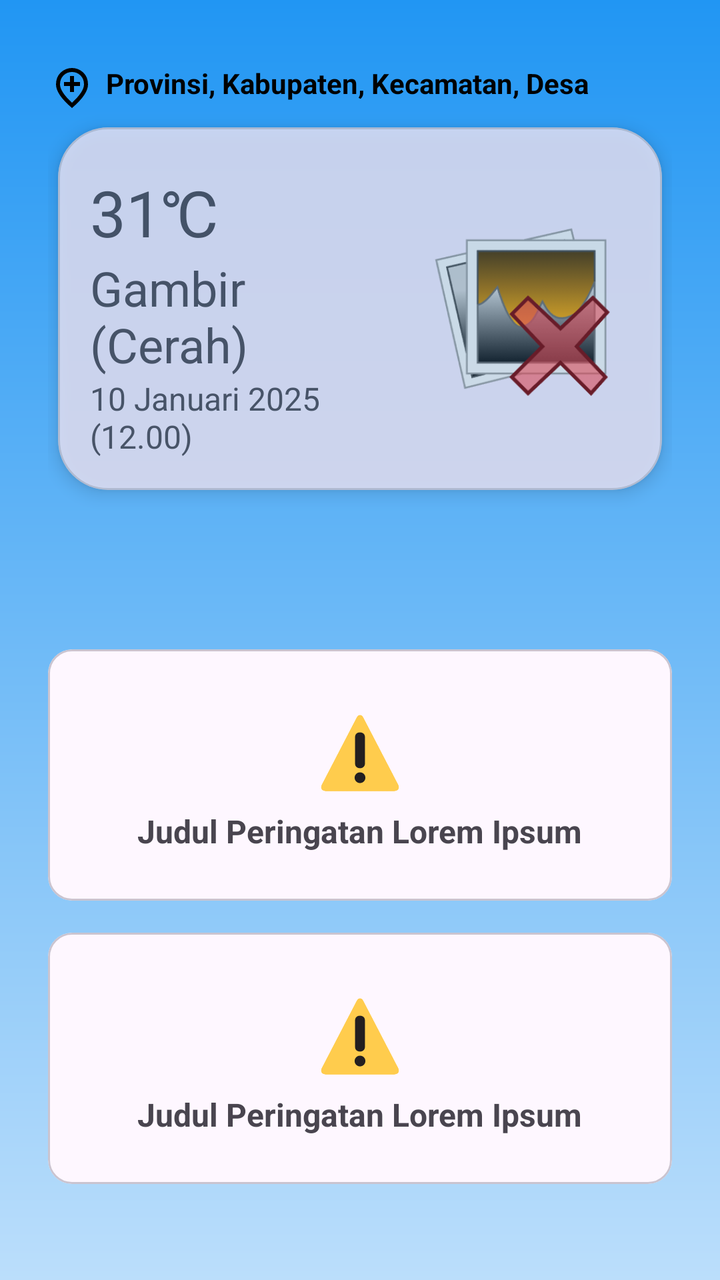
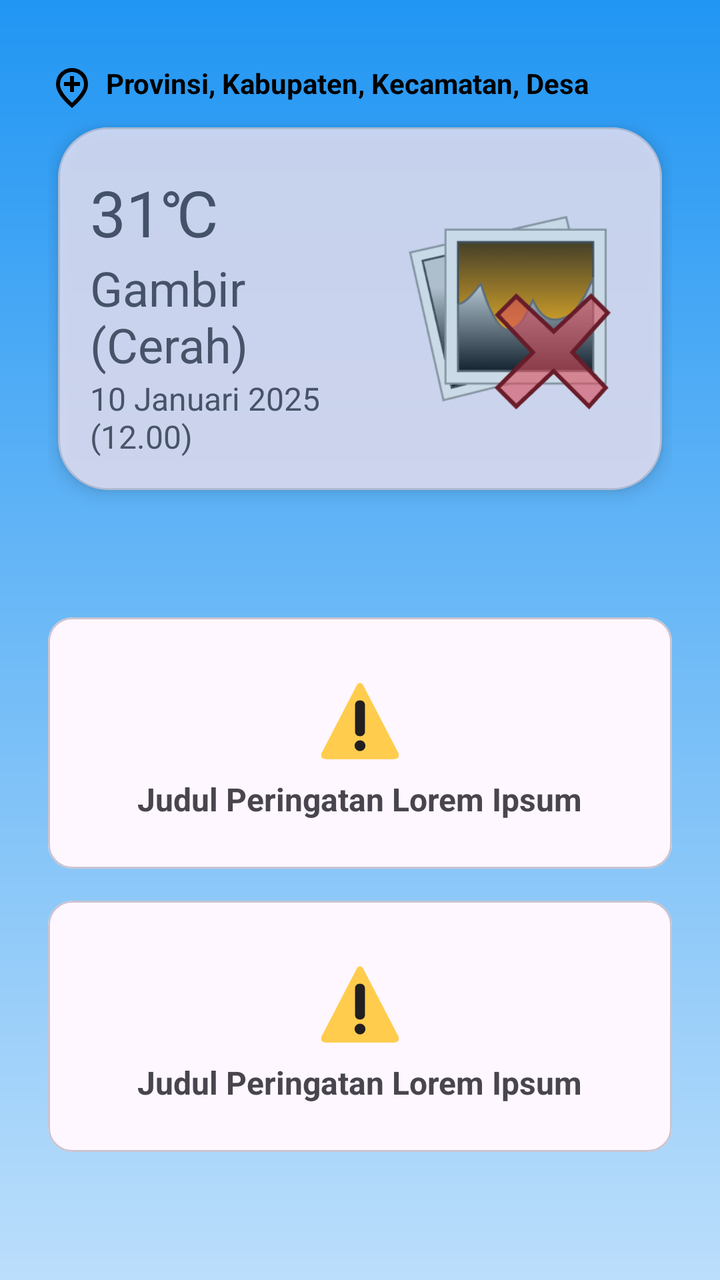

An Android layout rendered at two revisions. The XML below is the earlier revision; the diff shows what the commit changed to produce the second picture.
<!-- AndroidManifest.xml: application theme Theme.Perbana -->
<!-- res/layout/activity_main.xml -->
<?xml version="1.0" encoding="utf-8"?>
<ScrollView xmlns:android="http://schemas.android.com/apk/res/android"
    xmlns:app="http://schemas.android.com/apk/res-auto"
    xmlns:tools="http://schemas.android.com/tools"
    android:layout_width="match_parent"
    android:layout_height="match_parent"
    android:fillViewport="true"
    android:background="@drawable/background_sunny"
    android:paddingHorizontal="24dp">

    <FrameLayout
        android:layout_width="match_parent"
        android:layout_height="wrap_content">

        <androidx.constraintlayout.widget.ConstraintLayout
            android:layout_width="match_parent"
            android:layout_height="wrap_content"
            android:id="@+id/main"
            tools:context=".MainActivity">

            <LinearLayout
                android:id="@+id/llLocation"
                android:layout_width="match_parent"
                android:layout_height="wrap_content"
                android:orientation="horizontal"
                android:layout_marginTop="32dp"
                app:layout_constraintBottom_toTopOf="@id/cardMainWeather"
                app:layout_constraintEnd_toEndOf="parent"
                app:layout_constraintStart_toStartOf="parent"
                app:layout_constraintTop_toTopOf="parent">

                <ImageView
                    android:layout_width="wrap_content"
                    android:layout_height="wrap_content"
                    android:src="@drawable/outline_add_location_24"/>

                <TextView
                    android:id="@+id/tvLocation"
                    android:layout_width="wrap_content"
                    android:layout_height="wrap_content"
                    android:text="Provinsi, Kabupaten, Kecamatan, Desa"
                    android:layout_weight="1"
                    android:layout_marginHorizontal="5dp"
                    android:textColor="@color/black"
                    android:textStyle="bold"/>

            </LinearLayout>

            <com.google.android.material.card.MaterialCardView
                android:id="@+id/cardMainWeather"
                android:layout_width="match_parent"
                android:layout_height="wrap_content"
                android:layout_marginBottom="8dp"
                android:alpha="0.8"
                app:cardCornerRadius="25dp"
                app:cardElevation="5dp"
                app:cardPreventCornerOverlap="false"
                app:cardUseCompatPadding="true"
                app:layout_constraintBottom_toTopOf="@id/barierMain1"
                app:layout_constraintEnd_toEndOf="parent"
                app:layout_constraintStart_toStartOf="parent"
                app:layout_constraintTop_toBottomOf="@+id/llLocation">

                <LinearLayout
                    android:layout_width="match_parent"
                    android:layout_height="match_parent"
                    android:orientation="horizontal"
                    android:padding="16dp"
                    android:baselineAligned="false">

                    <LinearLayout
                        android:layout_width="wrap_content"
                        android:layout_height="wrap_content"
                        android:orientation="vertical"
                        android:layout_marginEnd="5dp"
                        android:layout_weight="1">

                        <TextView
                            android:id="@+id/tvMainCurrentPlace"
                            android:layout_width="wrap_content"
                            android:layout_height="wrap_content"
                            android:layout_marginTop="5dp"
                            android:text="31\u2103"
                            android:textSize="32sp" />

                        <TextView
                            android:id="@+id/tvMainCurrentWeather"
                            android:layout_width="wrap_content"
                            android:layout_height="wrap_content"
                            android:text="Gambir (Cerah)"
                            android:textSize="24sp" />

                        <TextView
                            android:id="@+id/tvMainCurrentTime"
                            android:layout_width="wrap_content"
                            android:layout_height="wrap_content"
                            android:text="10 Januari 2025 (12.00)"
                            android:textSize="16sp" />
                    </LinearLayout>

                    <LinearLayout
                        android:layout_width="wrap_content"
                        android:layout_height="match_parent"
                        android:gravity="center"
                        android:layout_weight="1">

                        <ImageView
                            android:id="@+id/ivCurrentWeather"
                            android:layout_width="120dp"
                            android:layout_height="120dp"
                            android:padding="15dp"
                            android:src="@drawable/missing_image"
                            android:contentDescription="Gambar ikon cuaca"/>
                    </LinearLayout>
                </LinearLayout>


            </com.google.android.material.card.MaterialCardView>

            <androidx.constraintlayout.widget.Barrier
                android:id="@+id/barierMain1"
                android:layout_width="wrap_content"
                android:layout_height="wrap_content"
                app:barrierDirection="top"
                app:constraint_referenced_ids="rvMainWeather, cardWeatherList"/>

            <androidx.recyclerview.widget.RecyclerView
                android:id="@+id/rvMainWeather"
                android:layout_width="match_parent"
                android:layout_height="wrap_content"
                android:layout_marginTop="8dp"
                android:nestedScrollingEnabled="false"
                app:layout_constraintBottom_toTopOf="@+id/barierMain2"
                app:layout_constraintEnd_toEndOf="parent"
                app:layout_constraintHorizontal_bias="0.25"
                app:layout_constraintStart_toStartOf="parent"
                app:layout_constraintTop_toBottomOf="@+id/barierMain1" />


            <com.google.android.material.card.MaterialCardView
                android:id="@+id/cardWeatherList"
                android:layout_width="match_parent"
                android:layout_height="wrap_content"
                android:layout_marginTop="8dp"
                app:layout_constraintBottom_toTopOf="@+id/barierMain2"
                app:layout_constraintEnd_toEndOf="parent"
                app:layout_constraintHorizontal_bias="0.25"
                app:layout_constraintStart_toStartOf="parent"
                app:layout_constraintTop_toBottomOf="@+id/barierMain1"
                android:visibility="gone">

                <LinearLayout
                    android:layout_width="match_parent"
                    android:layout_height="match_parent"
                    android:gravity="center"
                    android:orientation="vertical"
                    android:padding="24dp"
                    tools:ignore="UseCompoundDrawables">

                    <ImageView
                        android:id="@+id/ivWeatherWarning"
                        android:layout_width="40dp"
                        android:layout_height="40dp"
                        android:layout_margin="8dp"
                        android:src="@drawable/warning"
                        android:contentDescription="@string/warning_image"/>

                    <TextView
                        android:id="@+id/tvTitleWeatherWarning"
                        android:layout_width="wrap_content"
                        android:layout_height="wrap_content"
                        android:layout_marginHorizontal="8dp"
                        android:text="Data cuaca tidak tersedia"
                        android:textSize="16sp"
                        android:textStyle="bold" />

                </LinearLayout>


            </com.google.android.material.card.MaterialCardView>


            <androidx.constraintlayout.widget.Barrier
                android:id="@+id/barierMain2"
                android:layout_width="wrap_content"
                android:layout_height="wrap_content"
                app:barrierDirection="bottom"
                app:constraint_referenced_ids="rvMainWeather, cardWeatherList"/>

            <androidx.recyclerview.widget.RecyclerView
                android:id="@+id/rvMainMenu"
                android:layout_width="match_parent"
                android:layout_height="wrap_content"
                android:layout_marginTop="16dp"
                android:nestedScrollingEnabled="false"
                app:layout_constraintBottom_toTopOf="@id/cardWeatherWarning"
                app:layout_constraintEnd_toEndOf="parent"
                app:layout_constraintHorizontal_bias="0.25"
                app:layout_constraintStart_toStartOf="parent"
                app:layout_constraintTop_toBottomOf="@+id/barierMain2" />

            <com.google.android.material.card.MaterialCardView
                android:id="@+id/cardWeatherWarning"
                android:layout_width="match_parent"
                android:layout_height="wrap_content"
                android:layout_marginTop="32dp"
                app:layout_constraintBottom_toBottomOf="@id/cardEarthQuakeWarning"
                app:layout_constraintEnd_toEndOf="parent"
                app:layout_constraintStart_toStartOf="parent"
                app:layout_constraintTop_toBottomOf="@id/rvMainMenu">

                <LinearLayout
                    android:layout_width="match_parent"
                    android:layout_height="match_parent"
                    android:gravity="center"
                    android:orientation="vertical"
                    android:padding="24dp"
                    tools:ignore="UseCompoundDrawables">

                    <ImageView
                        android:layout_width="40dp"
                        android:layout_height="40dp"
                        android:layout_margin="8dp"
                        android:src="@drawable/warning"
                        android:contentDescription="@string/warning_image"/>

                    <TextView
                        android:layout_width="wrap_content"
                        android:layout_height="wrap_content"
                        android:layout_marginHorizontal="8dp"
                        android:text="@string/warning_title"
                        android:textSize="16sp"
                        android:textStyle="bold" />

                </LinearLayout>


            </com.google.android.material.card.MaterialCardView>


            <com.google.android.material.card.MaterialCardView
                android:id="@+id/cardEarthQuakeWarning"
                android:layout_width="match_parent"
                android:layout_height="wrap_content"
                android:layout_marginTop="16dp"
                app:layout_constraintEnd_toEndOf="parent"
                app:layout_constraintStart_toStartOf="parent"
                app:layout_constraintTop_toBottomOf="@id/cardWeatherWarning">

                <LinearLayout
                    android:layout_width="match_parent"
                    android:layout_height="match_parent"
                    android:gravity="center"
                    android:orientation="vertical"
                    android:padding="24dp"
                    tools:ignore="UseCompoundDrawables">

                    <ImageView
                        android:id="@+id/ivEarthQuakeWarning"
                        android:layout_width="40dp"
                        android:layout_height="40dp"
                        android:layout_margin="8dp"
                        android:src="@drawable/warning"
                        android:contentDescription="@string/warning_image"/>

                    <TextView
                        android:id="@+id/tvTitleEarthQuakeWarning"
                        android:layout_width="wrap_content"
                        android:layout_height="wrap_content"
                        android:layout_marginHorizontal="8dp"
                        android:text="@string/warning_title"
                        android:textSize="16sp"
                        android:textStyle="bold" />

                </LinearLayout>

            </com.google.android.material.card.MaterialCardView>

        </androidx.constraintlayout.widget.ConstraintLayout>

        <ProgressBar
            android:id="@+id/pbMain"
            style="@style/Widget.AppCompat.ProgressBar"
            android:layout_width="wrap_content"
            android:layout_height="wrap_content"
            android:layout_gravity="center"
            android:visibility="gone"/>
    </FrameLayout>



</ScrollView>
<!-- resources referenced by this layout -->
<resources>
  <color name="black">#FF000000</color>
  <!-- drawable background_sunny (drawable) -->
  <?xml version="1.0" encoding="utf-8"?>
  <shape xmlns:android="http://schemas.android.com/apk/res/android" android:shape="rectangle">
      <gradient
          android:startColor="#2196F3"
          android:endColor="#BBDEFB"
          android:angle="270"/>
  </shape>
  <!-- drawable missing_image: png bitmap (drawable, 19068 bytes) -->
  <!-- drawable outline_add_location_24 (drawable) -->
  <vector xmlns:android="http://schemas.android.com/apk/res/android" android:height="24dp" android:tint="#000000" android:viewportHeight="960" android:viewportWidth="960" android:width="24dp">
        
      <path android:fillColor="@android:color/white" android:pathData="M440,560L520,560L520,440L640,440L640,360L520,360L520,240L440,240L440,360L320,360L320,440L440,440L440,560ZM480,774Q602,662 661,570.5Q720,479 720,408Q720,299 650.5,229.5Q581,160 480,160Q379,160 309.5,229.5Q240,299 240,408Q240,479 299,570.5Q358,662 480,774ZM480,880Q319,743 239.5,625.5Q160,508 160,408Q160,258 256.5,169Q353,80 480,80Q607,80 703.5,169Q800,258 800,408Q800,508 720.5,625.5Q641,743 480,880ZM480,400Q480,400 480,400Q480,400 480,400Q480,400 480,400Q480,400 480,400Q480,400 480,400Q480,400 480,400Q480,400 480,400Q480,400 480,400Z"/>
      
  </vector>
  <!-- drawable warning: png bitmap (drawable, 5751 bytes) -->
  <string name="warning_image">Warning image</string>
  <string name="warning_title">Judul Peringatan Lorem Ipsum</string>
  <style name="Theme.Perbana" parent="Base.Theme.Perbana" />
  <style name="Base.Theme.Perbana" parent="Theme.Material3.DayNight.NoActionBar">
          
          
      </style>
</resources>

<!-- the commit's change to res/layout/activity_main.xml (unified diff, before → after) -->
@@ -66,10 +66,11 @@
                     android:layout_height="match_parent"
                     android:orientation="horizontal"
                     android:padding="16dp"
-                    android:baselineAligned="false">
+                    android:baselineAligned="false"
+                    android:gravity="center_vertical">
 
                     <LinearLayout
-                        android:layout_width="wrap_content"
+                        android:layout_width="0dp"
                         android:layout_height="wrap_content"
                         android:orientation="vertical"
                         android:layout_marginEnd="5dp"
@@ -98,20 +99,15 @@
                             android:textSize="16sp" />
                     </LinearLayout>
 
-                    <LinearLayout
-                        android:layout_width="wrap_content"
-                        android:layout_height="match_parent"
-                        android:gravity="center"
-                        android:layout_weight="1">
-
-                        <ImageView
-                            android:id="@+id/ivCurrentWeather"
-                            android:layout_width="120dp"
-                            android:layout_height="120dp"
-                            android:padding="15dp"
-                            android:src="@drawable/missing_image"
-                            android:contentDescription="Gambar ikon cuaca"/>
-                    </LinearLayout>
+                    <ImageView
+                        android:id="@+id/ivCurrentWeather"
+                        android:layout_width="120dp"
+                        android:layout_height="120dp"
+                        android:padding="8dp"
+                        android:src="@drawable/missing_image"
+                        android:scaleType="fitCenter"
+                        android:adjustViewBounds="true"
+                        android:contentDescription="Gambar ikon cuaca"/>
                 </LinearLayout>
 
 
@@ -187,27 +183,15 @@
                 app:barrierDirection="bottom"
                 app:constraint_referenced_ids="rvMainWeather, cardWeatherList"/>
 
-            <androidx.recyclerview.widget.RecyclerView
-                android:id="@+id/rvMainMenu"
-                android:layout_width="match_parent"
-                android:layout_height="wrap_content"
-                android:layout_marginTop="16dp"
-                android:nestedScrollingEnabled="false"
-                app:layout_constraintBottom_toTopOf="@id/cardWeatherWarning"
-                app:layout_constraintEnd_toEndOf="parent"
-                app:layout_constraintHorizontal_bias="0.25"
-                app:layout_constraintStart_toStartOf="parent"
-                app:layout_constraintTop_toBottomOf="@+id/barierMain2" />
-
             <com.google.android.material.card.MaterialCardView
                 android:id="@+id/cardWeatherWarning"
                 android:layout_width="match_parent"
                 android:layout_height="wrap_content"
                 android:layout_marginTop="32dp"
-                app:layout_constraintBottom_toBottomOf="@id/cardEarthQuakeWarning"
-                app:layout_constraintEnd_toEndOf="parent"
-                app:layout_constraintStart_toStartOf="parent"
-                app:layout_constraintTop_toBottomOf="@id/rvMainMenu">
+                app:layout_constraintBottom_toTopOf="@id/cardEarthQuakeWarning"
+                app:layout_constraintEnd_toEndOf="parent"
+                app:layout_constraintStart_toStartOf="parent"
+                app:layout_constraintTop_toBottomOf="@id/barierMain2">
 
                 <LinearLayout
                     android:layout_width="match_parent"
